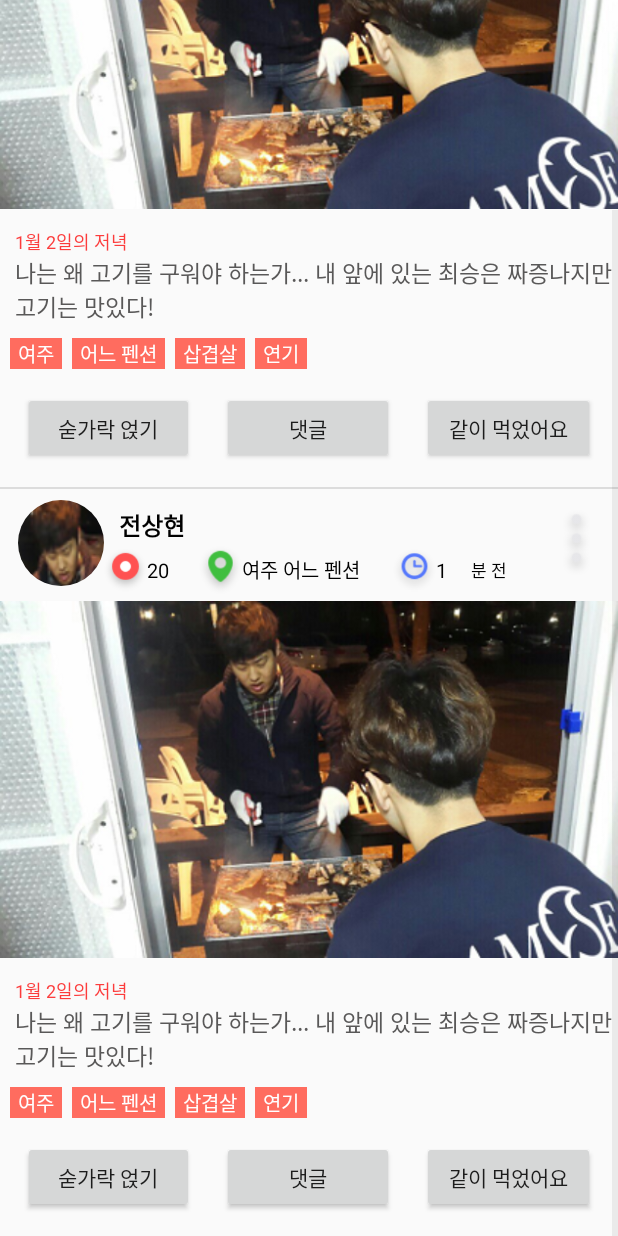
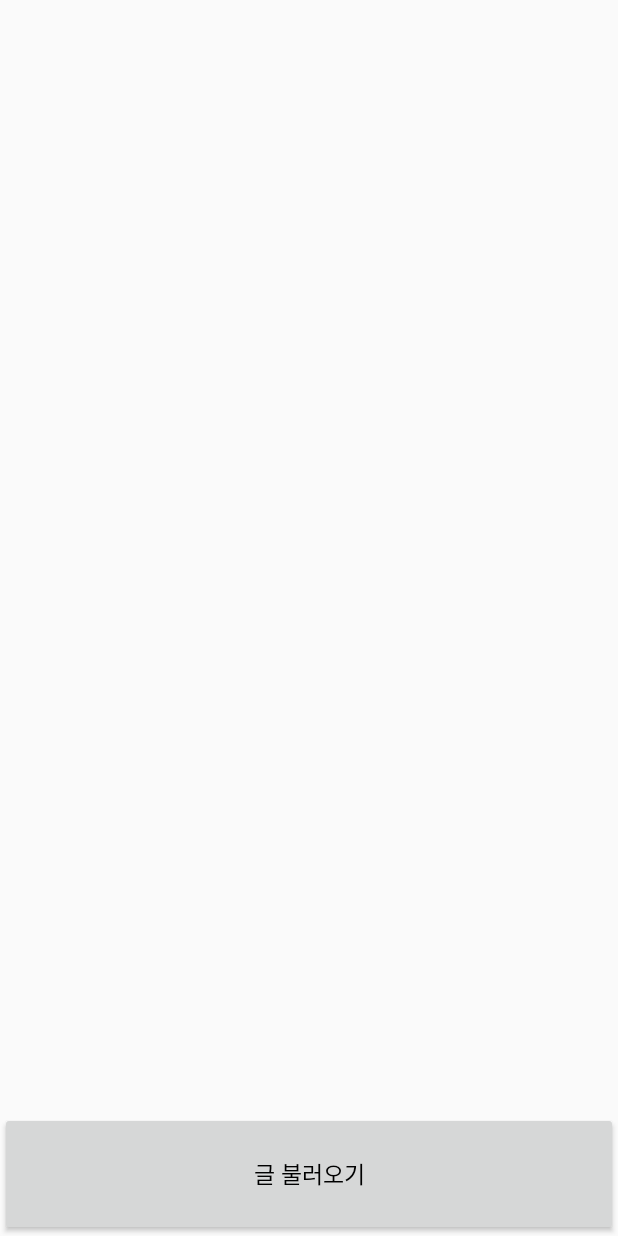
Before and after one commit to fooding/FoodingAndriod, an Android app: the NewsFeed screen opened directly, with no data from a screen before it, on a phone screen of 412 x 824 dp. Run offline under Robolectric (Android 15) with nearby library versions, the phone set to English and light mode, and no system bars.

Commit message:
sorry_yo

```diff
--- a/food/app/src/main/java/com/example/yoonmin/sgen/NewsFeed.java
+++ b/food/app/src/main/java/com/example/yoonmin/sgen/NewsFeed.java
@@ -30,11 +30,13 @@ public class NewsFeed extends Activity {
 
     ImageView UserPicture, UploadPicture;
 
-    int lastview = 0;
-
-    Button Btn_Overflow, Btn_Like, Btn_Comment, Btn_With;
+    Button Btn_Overflow, Btn_Like, Btn_Comment, Btn_With, Btn_New_Newsfeed;
 
     Adapter adapter = null;
+
+    ArrayList arrayList = new ArrayList();
+
+    int Count = 0;
 
     ListView listview;
 
@@ -45,44 +47,27 @@ public class NewsFeed extends Activity {
         super.onCreate(savedInstanceState);
         setContentView(R.layout.activity_newsfeed);
 
+        Btn_New_Newsfeed = (Button) findViewById(R.id.Btn_New_Newsfeed);
         listview = (ListView) findViewById(R.id.list);
 
         adapter = new Adapter(this);
 
-        adapter.additem(getResources().getDrawable(R.drawable.shh_2), getResources().getDrawable(R.drawable.shh_1),
-                "전상현", "20", "여주 어느 펜션", "" + countDiary++, "분 전", "1월 2일의 저녁",
-                "나는 왜 고기를 구워야 하는가... 내 앞에 있는 최승은 짜증나지만 고기는 맛있다!", "여주", "어느 펜션", "삽겹살", "연기");
+        Btn_New_Newsfeed.setOnClickListener(new View.OnClickListener() {
+            @Override
+            public void onClick(View v) {
 
-        listview.setOnScrollListener(new AbsListView.OnScrollListener() {
-            @Override
-            public void onScrollStateChanged(AbsListView view, int scrollState) {
+                for(int i = 0 ; i < 5 ; i++){
 
-            }
-
-            @Override
-            public void onScroll(AbsListView view, int firstVisibleItem, int visibleItemCount, int totalItemCount) {
-                if(view.isShown()){
-                    // 리스트뷰의 0 번 인덱스 항목이 리스트뷰의 상단에 보이고 있는 경우
-                    if(listview.getFirstVisiblePosition() == 0) {
-                        // 항목을 추가한다.
-
-                            adapter.additem(getResources().getDrawable(R.drawable.shh_2), getResources().getDrawable(R.drawable.shh_1),
-                                    "전상현", "20", "여주 어느 펜션", ""+countDiary++, "분 전", "1월 2일의 저녁",
-                                    "나는 왜 고기를 구워야 하는가... 내 앞에 있는 최승은 짜증나지만 고기는 맛있다!" , "여주", "어느 펜션", "삽겹살", "연기");
-//                        adapter.additem(UserPicture, UploadPicture, UserName, How, Where, When, Timeset
-//                        , Text_Title, Text_information, Tag1, Tag2, Tag3, Tag4);
-
-                        // 0 번 인덱스 항목 위로 INSERT_COUNT 개수의 항목이 추가되었으므로
-                        // 기존의 0 번 인덱스 항목은 INSERT_COUNT 번 인덱스가 되었다.
-                        // 기존 0번 항목이 보여져서 항목이 추가될때 해당 항목의 모든 영역이
-                        // 보이지않았을 수도 있으므로 이미 모든 영역이 노출됐던 INSERT_COUNT + 1
-                        // 항목을 보이도록 설정하여 스크롤을 부드럽게 보이도록 한다.
-                        view.setSelection(INSERT_COUNT + 1);
+                    if((받아오는 값) != null){
+                    adapter.additem(getResources().getDrawable(R.drawable.shh_2), getResources().getDrawable(R.drawable.shh_1),
+                            "전상현", "20", "여주 어느 펜션", "", "분 전", "1월 2일의 저녁",
+                            "나는 왜 고기를 구워야 하는가... 내 앞에 있는 최승은 짜증나지만 고기는 맛있다!", "여주", "어느 펜션", "삽겹살", "연기");
                     }
                 }
+                listview.setAdapter(adapter);
             }
         });
-        listview.setAdapter(adapter);
+
     }
     class Adapter extends BaseAdapter{
 
--- a/food/app/src/main/res/layout/activity_newsfeed.xml
+++ b/food/app/src/main/res/layout/activity_newsfeed.xml
@@ -1,12 +1,24 @@
 <LinearLayout
     android:layout_width="match_parent"
     android:layout_height="match_parent"
+    android:weightSum="100"
+    android:orientation="vertical"
     xmlns:android="http://schemas.android.com/apk/res/android">
 
     <ListView
         android:id="@+id/list"
         android:layout_width="match_parent"
-        android:layout_height="match_parent">
+        android:layout_height="0dip"
+        android:layout_weight="90">
     </ListView>
 
+    <Button
+        android:id="@+id/Btn_New_Newsfeed"
+        android:layout_width="match_parent"
+        android:layout_height="0dip"
+        android:layout_weight="10"
+        android:textSize="15sp"
+        android:textColor="@android:color/black"
+        android:text="글 불러오기"/>
+
 </LinearLayout>
```
Also changed, not shown: 2 other files.
